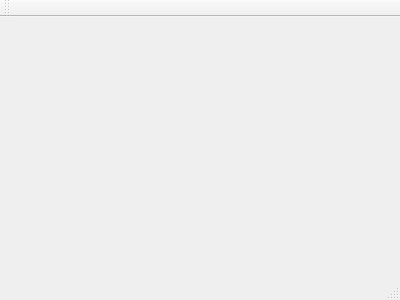
Old version of the form Client/client.ui in the repository Jasyer/Praktikum.
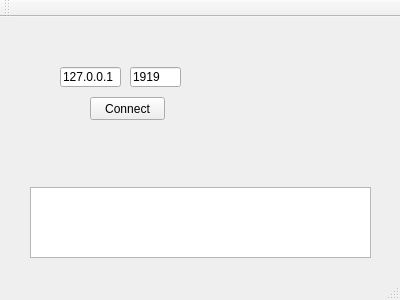
New version of the form.

```diff
--- a/Client/client.ui
+++ b/Client/client.ui
@@ -12,13 +12,78 @@
   <property name="windowTitle" >
    <string>Client</string>
   </property>
-  <widget class="QMenuBar" name="menuBar" />
-  <widget class="QToolBar" name="mainToolBar" />
-  <widget class="QWidget" name="centralWidget" />
-  <widget class="QStatusBar" name="statusBar" />
+  <widget class="QWidget" name="centralWidget">
+   <widget class="QPushButton" name="buttonConnect">
+    <property name="geometry">
+     <rect>
+      <x>90</x>
+      <y>80</y>
+      <width>75</width>
+      <height>23</height>
+     </rect>
+    </property>
+    <property name="text">
+     <string>Connect</string>
+    </property>
+   </widget>
+   <widget class="QLineEdit" name="textIP">
+    <property name="geometry">
+     <rect>
+      <x>60</x>
+      <y>50</y>
+      <width>61</width>
+      <height>20</height>
+     </rect>
+    </property>
+    <property name="text">
+     <string>127.0.0.1</string>
+    </property>
+   </widget>
+   <widget class="QLineEdit" name="textPort">
+    <property name="geometry">
+     <rect>
+      <x>130</x>
+      <y>50</y>
+      <width>51</width>
+      <height>20</height>
+     </rect>
+    </property>
+    <property name="text">
+     <string>1919</string>
+    </property>
+   </widget>
+   <widget class="QTextBrowser" name="textClientLog">
+    <property name="geometry">
+     <rect>
+      <x>30</x>
+      <y>170</y>
+      <width>341</width>
+      <height>71</height>
+     </rect>
+    </property>
+   </widget>
+  </widget>
+  <widget class="QMenuBar" name="menuBar">
+   <property name="geometry">
+    <rect>
+     <x>0</x>
+     <y>0</y>
+     <width>400</width>
+     <height>21</height>
+    </rect>
+   </property>
+  </widget>
+  <widget class="QToolBar" name="mainToolBar">
+   <attribute name="toolBarArea">
+    <enum>TopToolBarArea</enum>
+   </attribute>
+   <attribute name="toolBarBreak">
+    <bool>false</bool>
+   </attribute>
+  </widget>
+  <widget class="QStatusBar" name="statusBar"/>
  </widget>
- <layoutDefault spacing="6" margin="11" />
- <pixmapfunction></pixmapfunction>
+ <layoutdefault spacing="6" margin="11"/>
  <resources/>
  <connections/>
 </ui>
```
Left out of the diff: 7 changed lines with no effect on the pictures.
